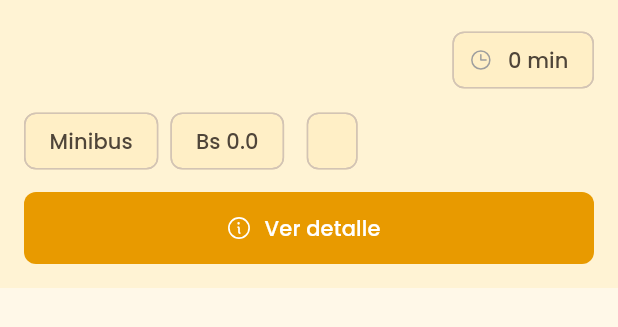
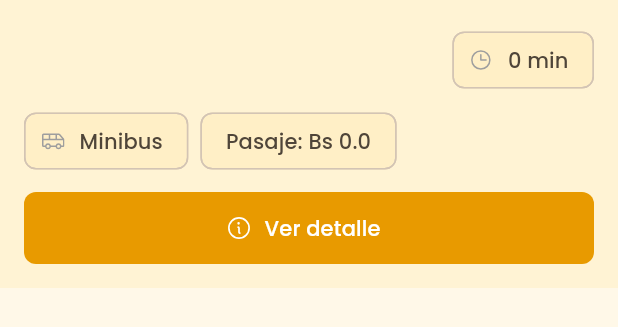
Before and after one commit to Nobody2077/mi_app, a Flutter app: the _PassengerRouteSummary widget shown alone on an empty page, opened directly with empty values, on a phone screen of 412 x 824 dp. Shown: the top 327 px of the screen. Run offline on Flutter 3.47's test engine with Material 3 defaults, Android fonts, the phone set to English and light mode, and no system bars; our stand-ins replace flutter_map, geolocator, google_fonts, latlong2, permission_handler, phosphor_flutter and 3 more; accounts and stored records are empty.

Commit message:
feat(ui): panel de ruta y detalle orientados al pasajero
El panel del mapa muestra chips con icono de transporte y Pasaje: Bs
X.X, y oculta el horario grabado en campo. En el detalle, el pasajero
ya no ve fechas de grabacion ni causa observada, y la tarifa aparece
una sola vez (la activa) con nota si difiere de la base. Cierra el
Requisito 7 de la spec passenger-ui-redesign.

Co-Authored-By: Claude Fable 5 <noreply@anthropic.com>

```diff
--- a/lib/features/routes/presentation/passenger_map_page.dart
+++ b/lib/features/routes/presentation/passenger_map_page.dart
@@ -474,6 +474,14 @@ class _PassengerRouteSummary extends StatelessWidget {
   final Color color;
   final VoidCallback onOpenDetail;
 
+  IconData get _transportIcon {
+    return switch (route.transportType) {
+      TransportType.minibus => PhosphorIcons.van(),
+      TransportType.trufi => PhosphorIcons.taxi(),
+      TransportType.micro => PhosphorIcons.bus(),
+    };
+  }
+
   @override
   Widget build(BuildContext context) {
     return Material(
@@ -507,9 +515,17 @@ class _PassengerRouteSummary extends StatelessWidget {
               spacing: 8,
               runSpacing: 8,
               children: [
-                Chip(label: Text(route.transportType.label)),
-                Chip(label: Text('Bs ${activeInfo.fareBs.toStringAsFixed(1)}')),
-                Chip(label: Text(route.serviceHours)),
+                Chip(
+                  avatar: Icon(_transportIcon, size: 16, color: color),
+                  label: Text(route.transportType.label),
+                ),
+                Chip(
+                  label: Text(
+                    'Pasaje: Bs ${activeInfo.fareBs.toStringAsFixed(1)}',
+                  ),
+                ),
+                // El horario (route.serviceHours) se oculta al pasajero:
+                // es un dato de campo grabado por el colector, sin validar.
               ],
             ),
             if (activeInfo.isModified) ...[
```
Also changed, not shown: lib/features/routes/presentation/route_detail_page.dart (+17 -7 lines).
